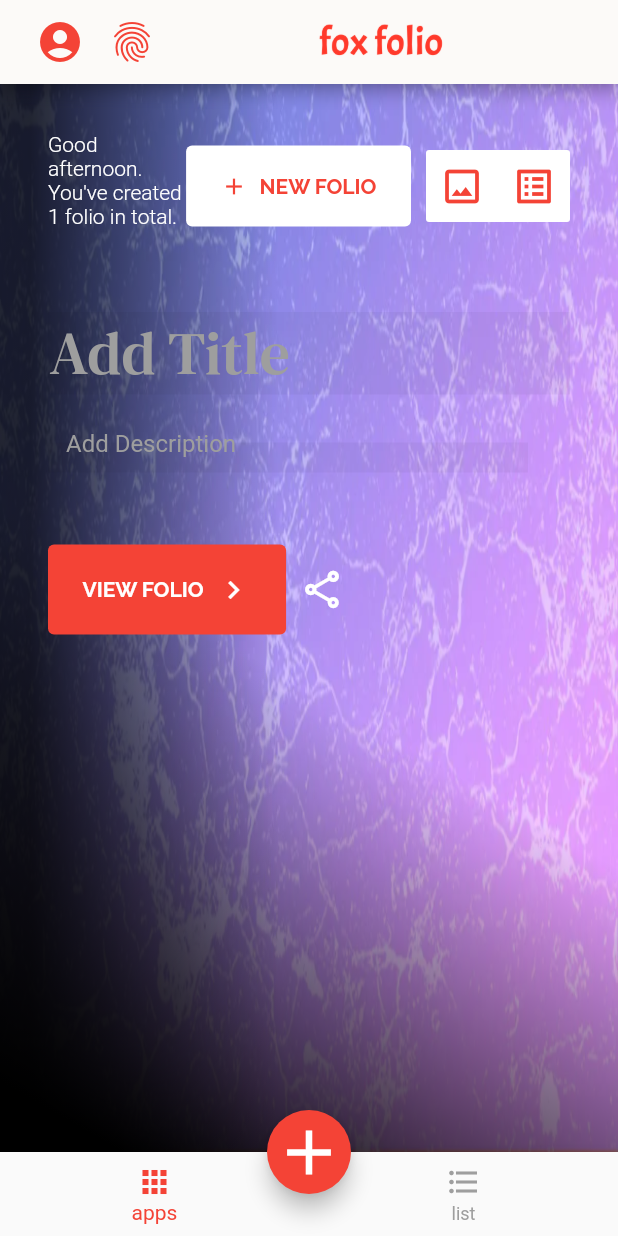
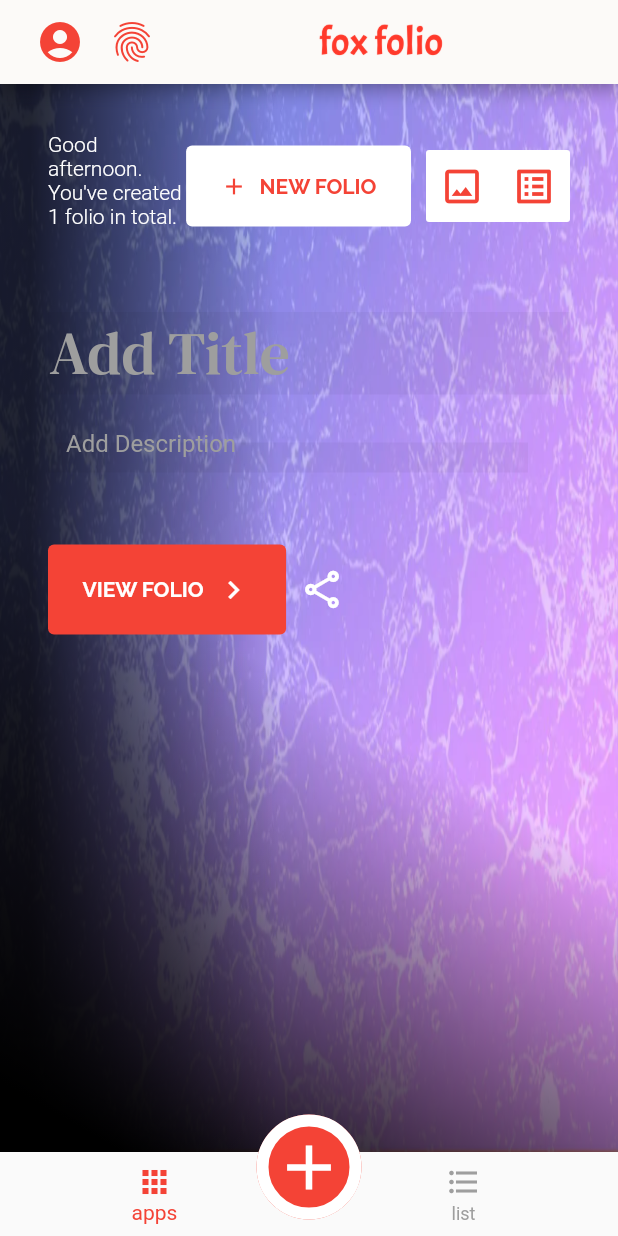
Before and after one commit to jademisato/fox, a Flutter app: the screen it shows after launch, on a phone screen of 412 x 824 dp. Run offline on Flutter 3.47's test engine with Material 2 defaults, Android fonts, the phone set to English and light mode, and no system bars; project files that could hold a hidden picture were left out.

Commit message:
Add a padding to FloatingActionButton

```diff
--- a/lib/main.dart
+++ b/lib/main.dart
@@ -252,11 +252,28 @@
         ),
 
         floatingActionButtonLocation: FloatingActionButtonLocation.centerDocked,
-        floatingActionButton: FloatingActionButton(
-          onPressed: () {},
-          child: const Icon(Icons.add, color: Colors.white, size: 50.0,),
-          backgroundColor: Colors.red,
+        floatingActionButton: Padding(
+          padding: EdgeInsets.only(top: 20),
+          child: SizedBox(
+            height: 70,
+            width: 70,
+            child: FloatingActionButton(
+              backgroundColor: Colors.red,
+              elevation: 0,
+              onPressed: () {},
+              child: Container(
+                height:70,
+                width: 70,
+                decoration: BoxDecoration(
+                  border: Border.all(color: Colors.white, width: 8),
+                  shape: BoxShape.circle,
+                ),
+                child: Icon(Icons.add, color: Colors.white, size: 50.0,),
+              ),
+            ),
+          ),
         ),
+
         bottomNavigationBar: BottomNavigationBar(
           items: const <BottomNavigationBarItem>[
             BottomNavigationBarItem(
```
